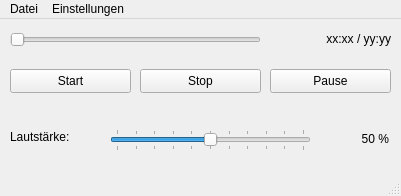
Above: viewers/audioplayerwindow.ui from striezel/qt-commander before the change. Below: the same form after it.
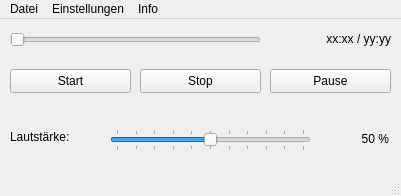
That is the form after the change. Icons and pictures are not drawn.

Commit message: add information about supported formats + codecs to audio player

```diff
--- a/viewers/audioplayerwindow.ui
+++ b/viewers/audioplayerwindow.ui
@@ -176,8 +176,15 @@
     </property>
     <addaction name="actionAutoPlayAudio"/>
    </widget>
+   <widget class="QMenu" name="menuInfo">
+    <property name="title">
+     <string>Info</string>
+    </property>
+    <addaction name="actionSupportedFormats"/>
+   </widget>
    <addaction name="menuFile"/>
    <addaction name="menuSettings"/>
+   <addaction name="menuInfo"/>
   </widget>
   <widget class="QStatusBar" name="statusbar"/>
   <action name="actionClose">
```
Left out of the diff: 8 changed lines with no effect on the pictures. The commit also changes 2 other files.
